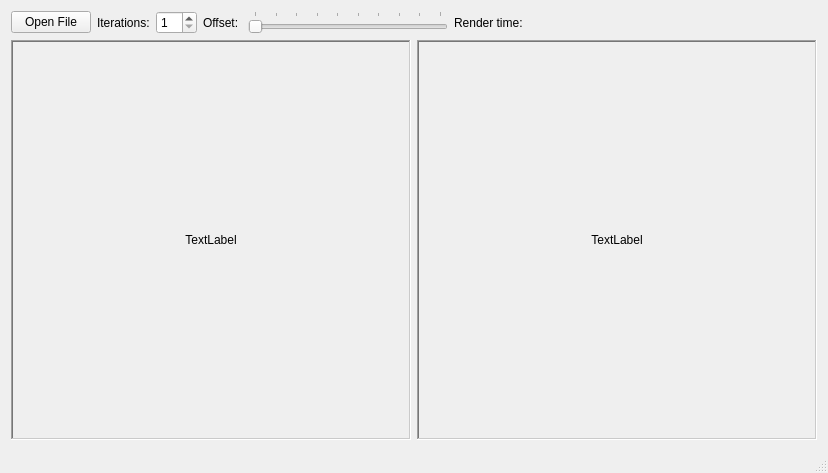
alex47/Dual-Kawase-Blur, file mainwindow.ui: the form before one commit.
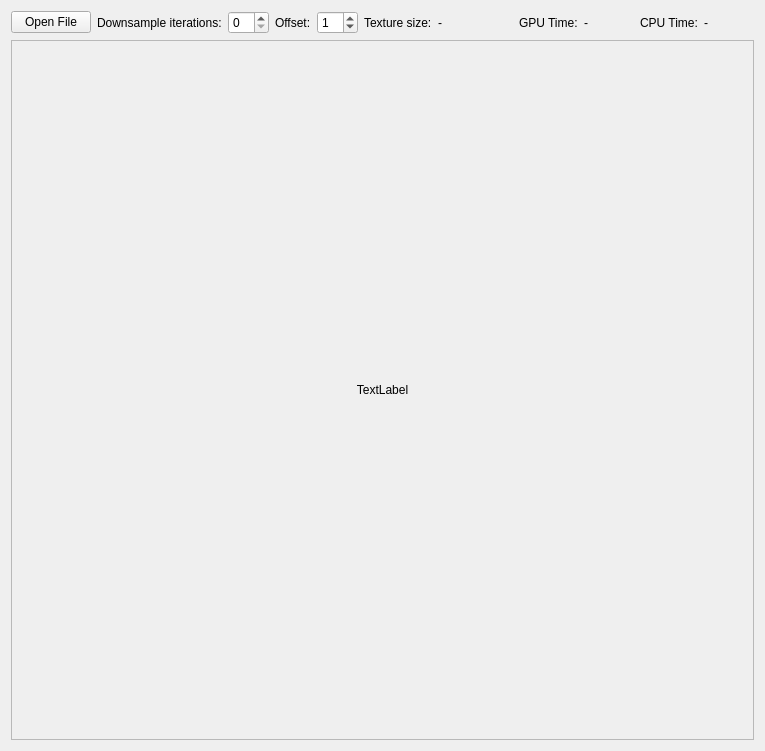
The form after the commit.

Diff of the .ui file:
```diff
--- a/mainwindow.ui
+++ b/mainwindow.ui
@@ -6,12 +6,12 @@
    <rect>
     <x>0</x>
     <y>0</y>
-    <width>826</width>
-    <height>473</height>
+    <width>743</width>
+    <height>660</height>
    </rect>
   </property>
   <property name="sizePolicy">
-   <sizepolicy hsizetype="Minimum" vsizetype="Minimum">
+   <sizepolicy hsizetype="Preferred" vsizetype="Preferred">
     <horstretch>0</horstretch>
     <verstretch>0</verstretch>
    </sizepolicy>
@@ -19,6 +19,15 @@
   <property name="windowTitle">
    <string>OpenGL - Dual Kawase Blur</string>
   </property>
+  <property name="windowOpacity">
+   <double>1.000000000000000</double>
+  </property>
+  <property name="layoutDirection">
+   <enum>Qt::LeftToRight</enum>
+  </property>
+  <property name="autoFillBackground">
+   <bool>false</bool>
+  </property>
   <widget class="QWidget" name="centralWidget">
    <layout class="QVBoxLayout" name="verticalLayout">
     <item>
@@ -33,14 +42,14 @@
       <item>
        <widget class="QLabel" name="labelConstantIterations">
         <property name="text">
-         <string>Iterations:</string>
+         <string>Downsample iterations:</string>
         </property>
        </widget>
       </item>
       <item>
        <widget class="QSpinBox" name="spinBoxIterations">
         <property name="sizePolicy">
-         <sizepolicy hsizetype="Preferred" vsizetype="Minimum">
+         <sizepolicy hsizetype="Preferred" vsizetype="Fixed">
           <horstretch>0</horstretch>
           <verstretch>0</verstretch>
          </sizepolicy>
@@ -52,73 +61,50 @@
          </size>
         </property>
         <property name="minimum">
-         <number>1</number>
+         <number>0</number>
         </property>
         <property name="maximum">
          <number>10</number>
         </property>
         <property name="value">
-         <number>1</number>
+         <number>0</number>
         </property>
        </widget>
       </item>
       <item>
        <widget class="QLabel" name="labelConstantOffset">
         <property name="text">
-         <string>Offset: </string>
+         <string>Offset:</string>
         </property>
        </widget>
       </item>
       <item>
-       <widget class="QSlider" name="sliderOffset">
-        <property name="enabled">
-         <bool>true</bool>
-        </property>
+       <widget class="QSpinBox" name="spinBoxOffset">
         <property name="sizePolicy">
-         <sizepolicy hsizetype="Minimum" vsizetype="Minimum">
+         <sizepolicy hsizetype="Preferred" vsizetype="Fixed">
           <horstretch>0</horstretch>
           <verstretch>0</verstretch>
          </sizepolicy>
         </property>
-        <property name="minimumSize">
-         <size>
-          <width>200</width>
-          <height>0</height>
-         </size>
+        <property name="suffix">
+         <string/>
+        </property>
+        <property name="prefix">
+         <string/>
         </property>
         <property name="minimum">
-         <number>1</number>
+         <number>0</number>
         </property>
         <property name="maximum">
          <number>10</number>
         </property>
-        <property name="orientation">
-         <enum>Qt::Horizontal</enum>
-        </property>
-        <property name="tickPosition">
-         <enum>QSlider::TicksAbove</enum>
-        </property>
-        <property name="tickInterval">
+        <property name="value">
          <number>1</number>
         </property>
        </widget>
       </item>
       <item>
-       <widget class="QLabel" name="labelConstantElapsed">
-        <property name="text">
-         <string>Render time: </string>
-        </property>
-       </widget>
-      </item>
-      <item>
-       <widget class="QLabel" name="labelRenderTime">
-        <property name="text">
-         <string/>
-        </property>
-       </widget>
-      </item>
-      <item>
-       <spacer name="horizontalSpacer">
+       <spacer name="horizontalSpacerTexture">
         <property name="orientation">
          <enum>Qt::Horizontal</enum>
         </property>
@@ -130,6 +116,78 @@
         </property>
        </spacer>
       </item>
+      <item>
+       <widget class="QLabel" name="labelConstantTextureSize">
+        <property name="text">
+         <string>Texture size:</string>
+        </property>
+       </widget>
+      </item>
+      <item>
+       <widget class="QLabel" name="labelTextureSize">
+        <property name="minimumSize">
+         <size>
+          <width>75</width>
+          <height>0</height>
+         </size>
+        </property>
+        <property name="text">
+         <string>-</string>
+        </property>
+       </widget>
+      </item>
+      <item>
+       <widget class="QLabel" name="labelConstantGPUTime">
+        <property name="text">
+         <string>GPU Time:</string>
+        </property>
+       </widget>
+      </item>
+      <item>
+       <widget class="QLabel" name="labelGPUTime">
+        <property name="sizePolicy">
+         <sizepolicy hsizetype="Minimum" vsizetype="Preferred">
+          <horstretch>0</horstretch>
+          <verstretch>0</verstretch>
+         </sizepolicy>
+        </property>
+        <property name="minimumSize">
+         <size>
+          <width>50</width>
+          <height>0</height>
+         </size>
+        </property>
+        <property name="text">
+         <string>-</string>
+        </property>
+       </widget>
+      </item>
+      <item>
+       <widget class="QLabel" name="labelConstantCPUTime">
+        <property name="text">
+         <string>CPU Time:</string>
+        </property>
+       </widget>
+      </item>
+      <item>
+       <widget class="QLabel" name="labelCPUTime">
+        <property name="sizePolicy">
+         <sizepolicy hsizetype="Minimum" vsizetype="Preferred">
+          <horstretch>0</horstretch>
+          <verstretch>0</verstretch>
+         </sizepolicy>
+        </property>
+        <property name="minimumSize">
+         <size>
+          <width>50</width>
+          <height>0</height>
+         </size>
+        </property>
+        <property name="text">
+         <string>-</string>
+        </property>
+       </widget>
+      </item>
      </layout>
     </item>
     <item>
@@ -137,52 +195,6 @@
       <property name="sizeConstraint">
        <enum>QLayout::SetDefaultConstraint</enum>
       </property>
-      <item>
-       <widget class="QLabel" name="labelOriginalImage">
-        <property name="sizePolicy">
-         <sizepolicy hsizetype="Expanding" vsizetype="Expanding">
-          <horstretch>0</horstretch>
-          <verstretch>0</verstretch>
-         </sizepolicy>
-        </property>
-        <property name="minimumSize">
-         <size>
-          <width>400</width>
-          <height>400</height>
-         </size>
-        </property>
-        <property name="sizeIncrement">
-         <size>
-          <width>1</width>
-          <height>1</height>
-         </size>
-        </property>
-        <property name="baseSize">
-         <size>
-          <width>0</width>
-          <height>0</height>
-         </size>
-        </property>
-        <property name="frameShape">
-         <enum>QFrame::WinPanel</enum>
-        </property>
-        <property name="frameShadow">
-         <enum>QFrame::Sunken</enum>
-        </property>
-        <property name="text">
-         <string>TextLabel</string>
-        </property>
-        <property name="scaledContents">
-         <bool>false</bool>
-        </property>
-        <property name="alignment">
-         <set>Qt::AlignCenter</set>
-        </property>
-        <property name="margin">
-         <number>0</number>
-        </property>
-       </widget>
-      </item>
       <item>
        <widget class="QLabel" name="labelBlurredImage">
         <property name="sizePolicy">
@@ -193,15 +205,15 @@
         </property>
         <property name="minimumSize">
          <size>
-          <width>400</width>
-          <height>400</height>
+          <width>700</width>
+          <height>700</height>
          </size>
         </property>
         <property name="frameShape">
-         <enum>QFrame::WinPanel</enum>
+         <enum>QFrame::StyledPanel</enum>
         </property>
         <property name="frameShadow">
-         <enum>QFrame::Sunken</enum>
+         <enum>QFrame::Plain</enum>
         </property>
         <property name="text">
          <string>TextLabel</string>
@@ -215,7 +227,6 @@
     </item>
    </layout>
   </widget>
-  <widget class="QStatusBar" name="statusBar"/>
  </widget>
  <layoutdefault spacing="6" margin="11"/>
  <resources/>
```
Left out of the diff: 8 changed lines with no effect on the pictures.
